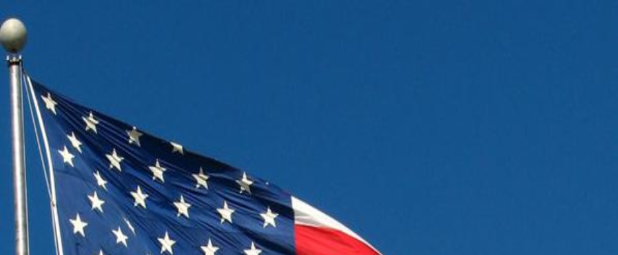
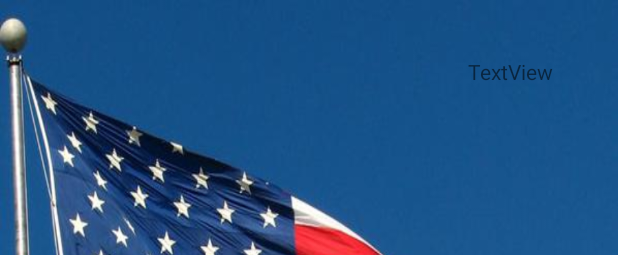
Before and after one commit to bdunklau/TelePatriot-Android, an Android app: the layout activity_main.xml on its own in the app's theme, with its tools: preview values and no code run, on a phone screen of 412 x 824 dp. Shown: the top 255 px of the screen. Run offline under Robolectric (Android 15) with nearby library versions, the phone set to English and light mode, and no system bars.

Commit message:
Now displaying the current user's name in the upper right.  See MainActivity.onActivityResult.  This won't stay here but just demonstrates that we are in fact getting the current user.  To verify, there are two user accounts - one FB user and the other is sign-up-by-email user

```diff
--- a/app/src/main/java/com/brentdunklau/telepatriot_android/MainActivity.java
+++ b/app/src/main/java/com/brentdunklau/telepatriot_android/MainActivity.java
@@ -9,6 +9,7 @@ import android.util.Log;
 import android.view.Menu;
 import android.view.MenuItem;
 import android.view.View;
+import android.widget.TextView;
 
 import com.firebase.ui.auth.AuthUI;
 //import com.google.android.gms.common.api.GoogleApiClient;
@@ -92,6 +93,7 @@ public class MainActivity extends AppCompatActivity
             if(resultCode == RESULT_OK) {
                 // user logged in
                 Log.d(TAG, mFirebaseAuth.getCurrentUser().getEmail());
+                ((TextView)findViewById(R.id.name)).setText(mFirebaseAuth.getCurrentUser().getDisplayName());
             } else {
                 // user not authenticated
                 Log.d(TAG, "USER NOT AUTHENTICATED");
--- a/app/src/main/res/layout/activity_main.xml
+++ b/app/src/main/res/layout/activity_main.xml
@@ -9,4 +9,15 @@
     tools:context="com.brentdunklau.telepatriot_android.MainActivity">
 
 
+    <TextView
+        android:id="@+id/name"
+        android:layout_width="wrap_content"
+        android:layout_height="wrap_content"
+        android:layout_alignParentEnd="true"
+        android:layout_alignParentRight="true"
+        android:layout_alignParentTop="true"
+        android:layout_marginEnd="43dp"
+        android:layout_marginRight="43dp"
+        android:layout_marginTop="38dp"
+        android:text="TextView" />
 </RelativeLayout>
```
